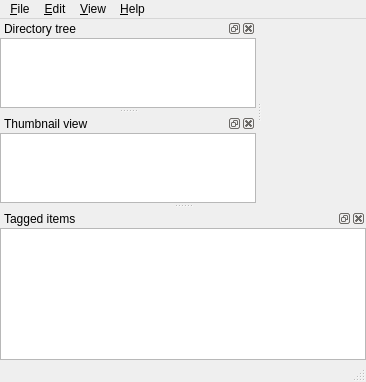
Above: aardview/aardview.ui from bwachter/aardview before the change. Below: the same form after it.
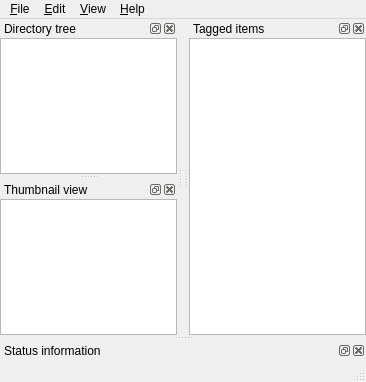
That is the form after the change. Custom widgets are drawn as their Qt base class.

Patch:
```diff
--- a/aardview/aardview.ui
+++ b/aardview/aardview.ui
@@ -133,7 +133,7 @@
     <string>Tagged items</string>
    </property>
    <attribute name="dockWidgetArea">
-    <number>8</number>
+    <number>2</number>
    </attribute>
    <widget class="QWidget" name="dockWidgetContents_3">
     <layout class="QVBoxLayout" name="verticalLayout_6">
@@ -153,6 +153,15 @@
     </layout>
    </widget>
   </widget>
+  <widget class="QDockWidget" name="dockStatusInfo">
+   <property name="windowTitle">
+    <string>Status information</string>
+   </property>
+   <attribute name="dockWidgetArea">
+    <number>8</number>
+   </attribute>
+   <widget class="QWidget" name="dockWidgetContents_4"/>
+  </widget>
   <action name="actionOpen">
    <property name="text">
     <string>&amp;Open</string>
```
